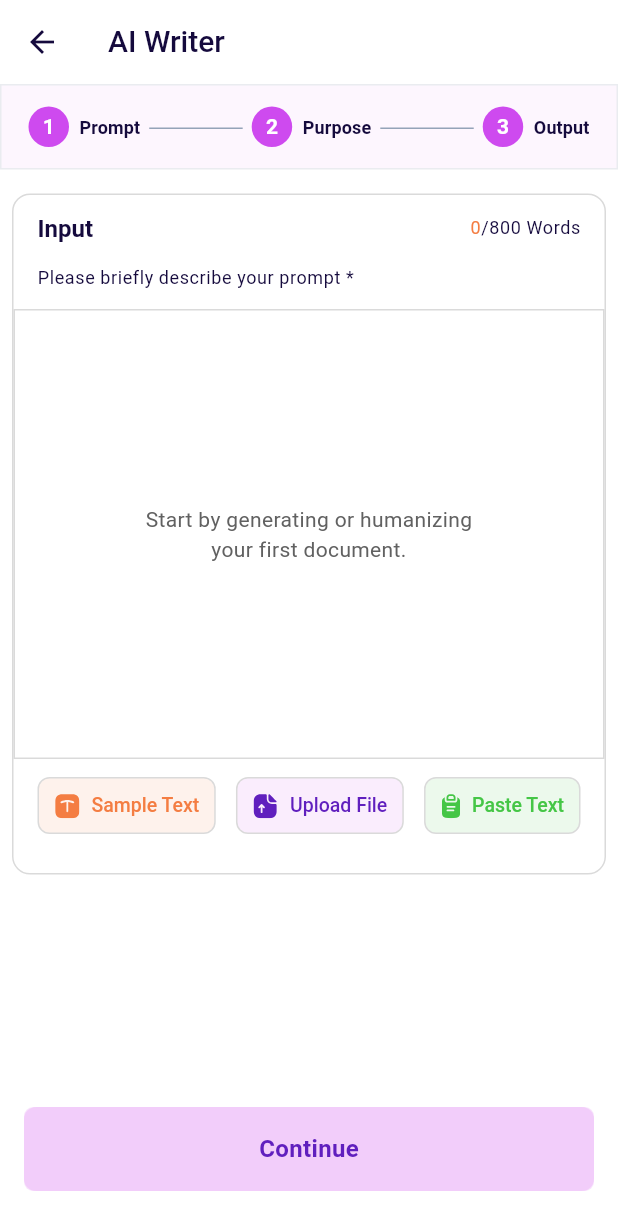
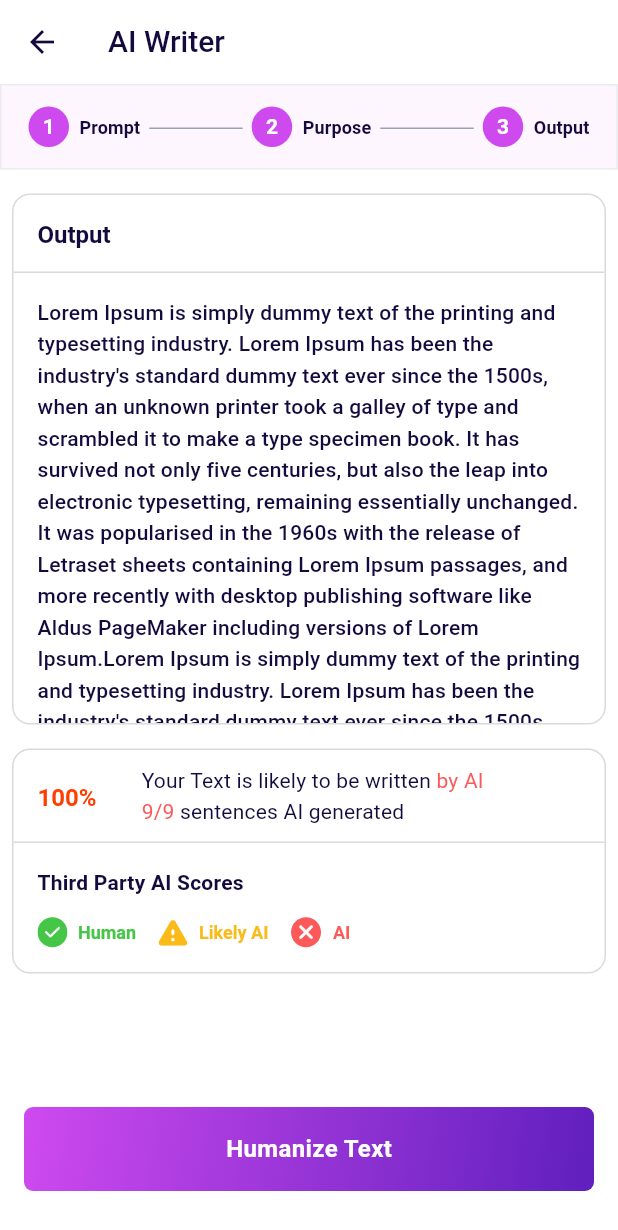
Before and after one commit to muneeb117/mywords.ai, a Flutter app: the AiWriterOutputPage screen opened directly, on a phone screen of 412 x 824 dp. Shown: the top 1230 px of the screen. Run offline on Flutter 3.47's test engine with Material 3 defaults, Android fonts, the phone set to English and light mode, and no system bars; our stand-ins replace bloc, dartz, dio, flutter_bloc, flutter_svg, get_it and 2 more; accounts and stored records are empty.

Commit message:
ai-writer output page improved

```diff
--- a/lib/modules/ai_writer/pages/ai_writer_output_page.dart
+++ b/lib/modules/ai_writer/pages/ai_writer_output_page.dart
@@ -1,9 +1,8 @@
 import 'package:flutter/material.dart';
 import 'package:flutter_bloc/flutter_bloc.dart';
+import 'package:flutter_svg/flutter_svg.dart';
 import 'package:mywords/common/components/primary_button.dart';
-import 'package:mywords/common/widgets/ai_text_field.dart';
 
-import 'package:mywords/common/widgets/labeled_icons_row.dart';
 import 'package:mywords/common/widgets/step_indicator_widget.dart';
 import 'package:mywords/constants/app_colors.dart';
 import 'package:mywords/modules/ai_writer/cubit/ai_writer_cubit.dart';
@@ -39,17 +38,6 @@ class _AiWriterOutputPageState extends State<AiWriterOutputPage> {
                 ),
               ),
             ),
-            bottomNavigationBar: Container(
-              margin: const EdgeInsets.symmetric(horizontal: 16.0),
-              padding: EdgeInsets.only(bottom: hasBottomSafeArea ? bottomPadding : 30),
-              child: PrimaryButton.filled(
-                onTap: () {},
-                title: 'Continue',
-                textColor: context.colorScheme.primary,
-                backgroundColor: Color(0xffD24DEE).withOpacity(0.15),
-                fontWeight: FontWeight.w700,
-              ),
-            ),
             body: Column(
               children: [
                 StepIndicator(activeSteps: [1, 2, 3]),
@@ -73,27 +61,53 @@ class _AiWriterOutputPageState extends State<AiWriterOutputPage> {
                               child: Column(
                                 crossAxisAlignment: CrossAxisAlignment.start,
                                 children: [
-                                  _TextFieldHeader(wordCount: state.wordCount),
-                                  AiTextField(
-                                    onChanged: (nextValue) {
-                                      context.read<AiWriterCubit>().updateText(nextValue);
-                                    },
-                                    textEditingController: aiWriterController,
+                                  Padding(
+                                    padding: const EdgeInsets.symmetric(horizontal: 16, vertical: 16.0),
+                                    child: Text(
+                                      'Output',
+                                      style: context.textTheme.titleLarge?.copyWith(
+                                        fontWeight: FontWeight.w700,
+                                        color: context.colorScheme.onSurface,
                                       ),
-                                  LabeledIconsRow(
-                                    onSampleTextCallback: () {},
-                                    onUploadFileCallBack: () {},
-                                    onPasteTextCallBack: () {},
                                     ),
-                                  SizedBox(height: 14),
+                                  ),
+                                  Divider(
+                                    color: Color(0xffDADADA),
+                                    height: 0,
+                                  ),
+                                  Container(
+                                    width: double.infinity,
+                                    height: 300,
+                                    padding: EdgeInsets.fromLTRB(16, 16, 16, 0),
+                                    child: SingleChildScrollView(
+                                        child: Padding(
+                                      padding: const EdgeInsets.only(bottom: 16.0),
+                                      child: Text(
+                                        "Lorem Ipsum is simply dummy text of the printing and typesetting industry. Lorem Ipsum has been the industry's standard dummy text ever since the 1500s, when an unknown printer took a galley of type and scrambled it to make a type specimen book. It has survived not only five centuries, but also the leap into electronic typesetting, remaining essentially unchanged. It was popularised in the 1960s with the release of Letraset sheets containing Lorem Ipsum passages, and more recently with desktop publishing software like Aldus PageMaker including versions of Lorem Ipsum.Lorem Ipsum is simply dummy text of the printing and typesetting industry. Lorem Ipsum has been the industry's standard dummy text ever since the 1500s, when an unknown printer took a galley of type and scrambled it to make a type specimen book. It has survived not only five centuries, but also the leap into electronic typesetting, remaining essentially unchanged. It was popularised in the 1960s with the release of Letraset sheets containing Lorem Ipsum passages, and more recently with desktop publishing software like Aldus PageMaker including versions of Lorem Ipsum.",
+                                        style: context.textTheme.titleMedium,
+                                      ),
+                                    )),
+                                    decoration: BoxDecoration(),
+                                  ),
                                 ],
                               ),
                             );
                           },
                         ),
                       )),
-                )
+                ),
+                SizedBox(height: 16),
+                _InfoStaticWidget(),
               ],
+            ),
+            bottomNavigationBar: Container(
+              margin: const EdgeInsets.symmetric(horizontal: 16.0),
+              padding: EdgeInsets.only(bottom: hasBottomSafeArea ? bottomPadding : 30),
+              child: PrimaryButton.gradient(
+                onTap: () {},
+                title: 'Humanize Text',
+                fontWeight: FontWeight.w700,
+              ),
             ),
           );
         },
@@ -102,42 +116,114 @@ class _AiWriterOutputPageState extends State<AiWriterOutputPage> {
   }
 }
 
-class _TextFieldHeader extends StatelessWidget {
-  const _TextFieldHeader({super.key, required this.wordCount});
-
-  final int wordCount;
+class _InfoStaticWidget extends StatelessWidget {
+  const _InfoStaticWidget({super.key});
 
   @override
   Widget build(BuildContext context) {
-    return Padding(
-      padding: const EdgeInsets.symmetric(horizontal: 16.0, vertical: 12),
+    return Container(
+        margin: EdgeInsets.symmetric(horizontal: 8),
+        decoration: BoxDecoration(
+          borderRadius: BorderRadius.circular(12),
+          border: Border.all(
+            color: Color(0xffDADADA),
+          ),
+        ),
+        child: BlocConsumer<AiWriterCubit, AiWriterState>(
+          listener: (context, state) {
+            // TODO: implement listener
+          },
+          builder: (context, state) {
+            return Column(
+              crossAxisAlignment: CrossAxisAlignment.start,
+              children: [
+                Padding(
+                  padding: const EdgeInsets.symmetric(horizontal: 16, vertical: 10.0),
+                  child: Row(
+                    children: [
+                      Text(
+                        '100%',
+                        style: context.textTheme.titleLarge?.copyWith(
+                          fontWeight: FontWeight.w600,
+                          color: Color(0xffFF3D00),
+                        ),
+                      ),
+                      SizedBox(width: 30),
+                      Text.rich(
+                        TextSpan(
+                          text: 'Your Text is likely to be written',
+                          children: [
+                            TextSpan(
+                              text: ' by AI\n9/9 ',
+                              style: context.textTheme.titleMedium?.copyWith(fontWeight: FontWeight.w400, color: Color(0xffFC5A5A)),
+                              children: [
+                                TextSpan(
+                                  text: 'sentences AI generated',
+                                  style: context.textTheme.titleMedium?.copyWith(
+                                    fontWeight: FontWeight.w400,
+                                  ),
+                                ),
+                              ],
+                            )
+                          ],
+                        ),
+                        style: context.textTheme.titleMedium?.copyWith(fontWeight: FontWeight.w400),
+                      ),
+                    ],
+                  ),
+                ),
+                Divider(
+                  color: Color(0xffDADADA),
+                  height: 0,
+                ),
+                Container(
+                  width: double.infinity,
+                  padding: EdgeInsets.fromLTRB(16, 16, 16, 16),
                   child: Column(
                     crossAxisAlignment: CrossAxisAlignment.start,
                     children: [
+                      Text(
+                        'Third Party AI Scores',
+                        style: context.textTheme.titleMedium?.copyWith(fontWeight: FontWeight.bold),
+                      ),
+                      SizedBox(height: 12),
                       Row(
                         children: [
+                          SvgPicture.asset('assets/images/svg/ic_human.svg'),
+                          SizedBox(width: 7),
                           Text(
-                'Input',
-                style: context.textTheme.titleLarge?.copyWith(fontWeight: FontWeight.w700, color: context.colorScheme.onSurface),
+                            'Human',
+                            style: context.textTheme.titleSmall
+                                ?.copyWith(fontWeight: FontWeight.w600, color: Color(0xff45C646), letterSpacing: 0, wordSpacing: 0),
                           ),
-              Spacer(),
-              Text.rich(
-                TextSpan(text: '${wordCount}', style: context.textTheme.bodySmall?.copyWith(color: AppColors.orange), children: [
-                  TextSpan(
-                    text: '/800 Words',
-                    style: context.textTheme.bodySmall?.copyWith(color: context.colorScheme.onSurface),
-                  )
-                ]),
+                          SizedBox(width: 15),
+                          SvgPicture.asset('assets/images/svg/ic_likely_ai.svg'),
+                          SizedBox(width: 7),
+                          Text(
+                            'Likely AI',
+                            style: context.textTheme.titleSmall
+                                ?.copyWith(fontWeight: FontWeight.w600, color: Color(0xffFABB18), letterSpacing: 0, wordSpacing: 0),
+                          ),
+                          SizedBox(width: 15),
+                          SvgPicture.asset('assets/images/svg/ic_ai_generated.svg'),
+                          SizedBox(width: 7),
+                          Text(
+                            'AI',
+                            style: context.textTheme.titleSmall?.copyWith(
+                              fontWeight: FontWeight.w600,
+                              color: Color(0xffFC5A5A),
+                              letterSpacing: 0,
+                              wordSpacing: 0,
+                            ),
                           ),
                         ],
+                      )
+                    ],
                   ),
-          SizedBox(height: 14),
-          Text(
-            'Please briefly describe your prompt *',
-            style: context.textTheme.bodySmall?.copyWith(color: context.colorScheme.onSurface, height: 1.5),
                 ),
               ],
-      ),
             );
+          },
+        ));
   }
 }
```
Also changed, not shown: assets/images/svg/ic_ai_generated.svg (added), assets/images/svg/ic_human.svg (added), assets/images/svg/ic_likely_ai.svg (added). Lines whose indentation alone changed are shown as unchanged.
